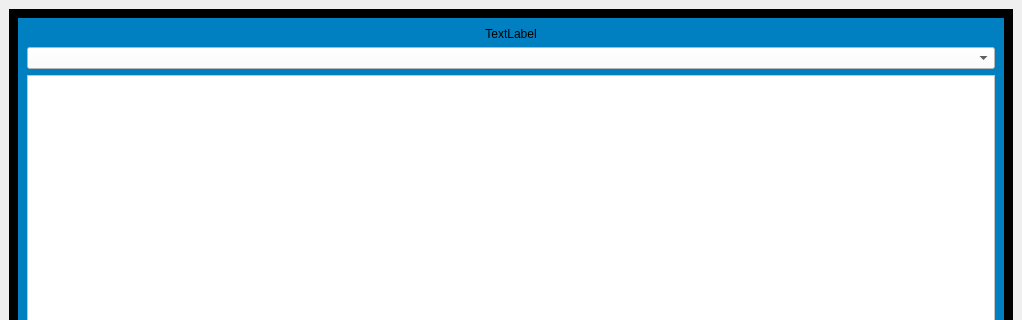
Above: redbook.ui from dpq/gaia before the change; both pictures show x 0 to 1022 and y 0 to 320 of the 1022 by 704 pixel window. Below: the same form after it.
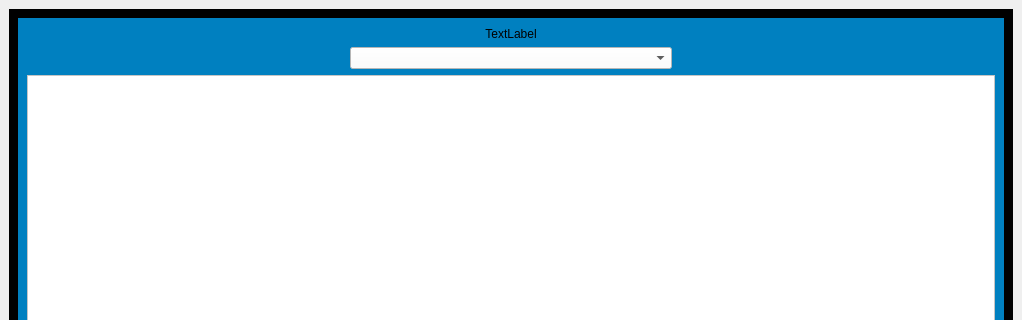
That is the form after the change. The open tabs and pages were chosen to show the change. Icons and pictures are not drawn. Custom widgets are drawn as their Qt base class.

```diff
--- a/redbook.ui
+++ b/redbook.ui
@@ -181,7 +181,7 @@
           <property name="styleSheet" >
            <string notr="true" >background-color: #0080c0;</string>
           </property>
-          <layout class="QVBoxLayout" >
+          <layout class="QVBoxLayout" name="verticalLayout_3" >
            <item>
             <widget class="QLabel" name="docTitle" >
              <property name="styleSheet" >
@@ -196,11 +196,47 @@
             </widget>
            </item>
            <item>
-            <widget class="QComboBox" name="chapterCombo" >
-             <property name="styleSheet" >
-              <string notr="true" >background-color: rgb(255, 255, 255);</string>
-             </property>
-            </widget>
+            <layout class="QHBoxLayout" name="horizontalLayout_3" >
+             <item>
+              <spacer name="horizontalSpacer_3" >
+               <property name="orientation" >
+                <enum>Qt::Horizontal</enum>
+               </property>
+               <property name="sizeHint" stdset="0" >
+                <size>
+                 <width>40</width>
+                 <height>20</height>
+                </size>
+               </property>
+              </spacer>
+             </item>
+             <item>
+              <widget class="QComboBox" name="chapterCombo" >
+               <property name="sizePolicy" >
+                <sizepolicy vsizetype="Fixed" hsizetype="Expanding" >
+                 <horstretch>0</horstretch>
+                 <verstretch>0</verstretch>
+                </sizepolicy>
+               </property>
+               <property name="styleSheet" >
+                <string notr="true" >background-color: rgb(255, 255, 255);</string>
+               </property>
+              </widget>
+             </item>
+             <item>
+              <spacer name="horizontalSpacer_4" >
+               <property name="orientation" >
+                <enum>Qt::Horizontal</enum>
+               </property>
+               <property name="sizeHint" stdset="0" >
+                <size>
+                 <width>40</width>
+                 <height>20</height>
+                </size>
+               </property>
+              </spacer>
+             </item>
+            </layout>
            </item>
            <item>
             <widget class="QTextBrowser" name="docViewer" >
```
Left out of the diff: 12 changed lines with no effect on the pictures.
